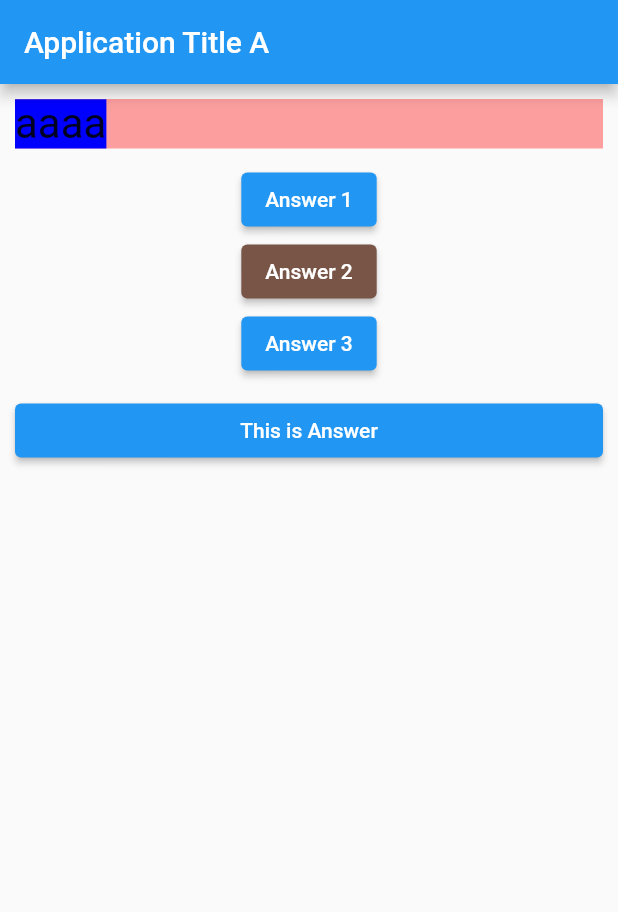
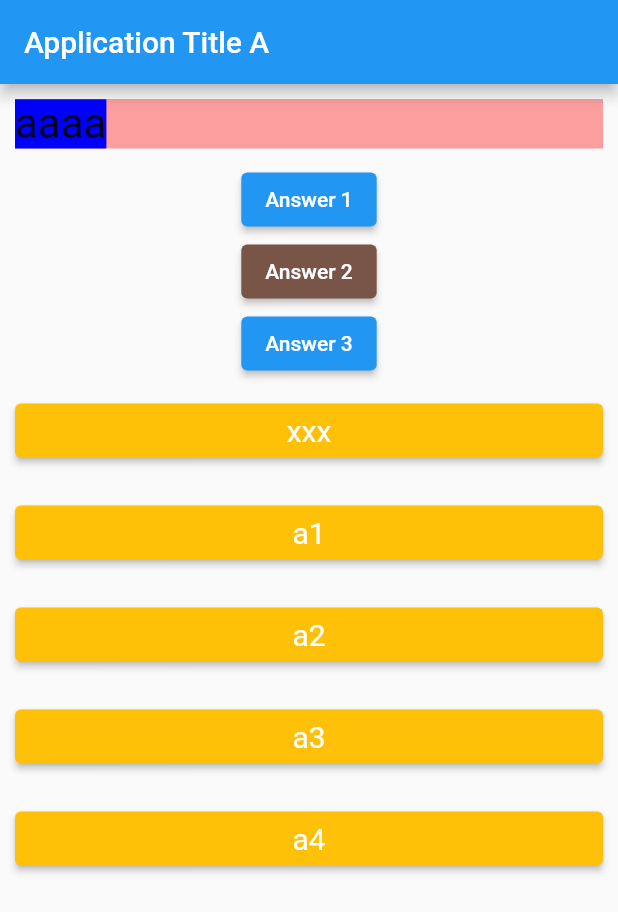
Before and after one commit to quantificial/flutter_complete_guide, a Flutter app: the screen it shows after launch, on a phone screen of 412 x 824 dp. Shown: the top 912 px of the screen. Run offline on Flutter 3.47's test engine with Material 2 defaults, Android fonts, the phone set to English and light mode, and no system bars.

Commit message:
use map and ...

```diff
--- a/lib/answer.dart
+++ b/lib/answer.dart
@@ -3,9 +3,11 @@ import 'package:flutter/src/widgets/framework.dart';
 import 'package:flutter/src/widgets/placeholder.dart';
 
 class Answer extends StatelessWidget {
-  const Answer({super.key, required this.onPressedFunction});
+  const Answer(
+      {super.key, required this.onPressedFunction, required this.answerString});
 
   final VoidCallback onPressedFunction;
+  final String answerString;
 
   @override
   Widget build(BuildContext context) {
@@ -14,8 +16,12 @@ class Answer extends StatelessWidget {
       margin: EdgeInsets.all(10.0),
       // ignore: prefer_const_constructors
       child: ElevatedButton(
-        child: Text('This is Answer'),
-        style: ButtonStyle(alignment: Alignment.center),
+        child: Text(answerString),
+        style: ButtonStyle(
+            alignment: Alignment.center,
+            textStyle: MaterialStateProperty.all(TextStyle(
+                color: Color.fromARGB(255, 197, 40, 71), fontSize: 20)),
+            backgroundColor: MaterialStateProperty.all(Colors.amber)),
         onPressed: onPressedFunction,
       ),
     );
--- a/lib/main.dart
+++ b/lib/main.dart
@@ -17,6 +17,21 @@ class MyApp extends StatefulWidget {
 
 class MyAppState extends State<MyApp> {
   var questions = ['aaaa', 'bbbbb'];
+
+  var list = [
+    {
+      'q': 'q1',
+      'a': ['a1', 'a2', 'a3', 'a4']
+    },
+    {
+      'q': 'q2',
+      'a': ['a1', 'a2', 'a3', 'a4']
+    },
+    {
+      'q': 'q3',
+      'a': ['a1', 'a2', 'a3', 'a4']
+    },
+  ];
 
   var title = "Application Title A";
 
@@ -57,7 +72,14 @@ class MyAppState extends State<MyApp> {
                     print('pressed answer 3');
                   },
                   child: Text('Answer 3')),
-              Answer(onPressedFunction: changeTitleA),
+              Answer(
+                onPressedFunction: changeTitleA,
+                answerString: 'xxx',
+              ),
+              //list[0]['a']
+              ...(list[0]['a'] as List<String>).map((e) {
+                return Answer(onPressedFunction: changeTitleA, answerString: e);
+              }).toList()
             ],
           )),
     );
```
